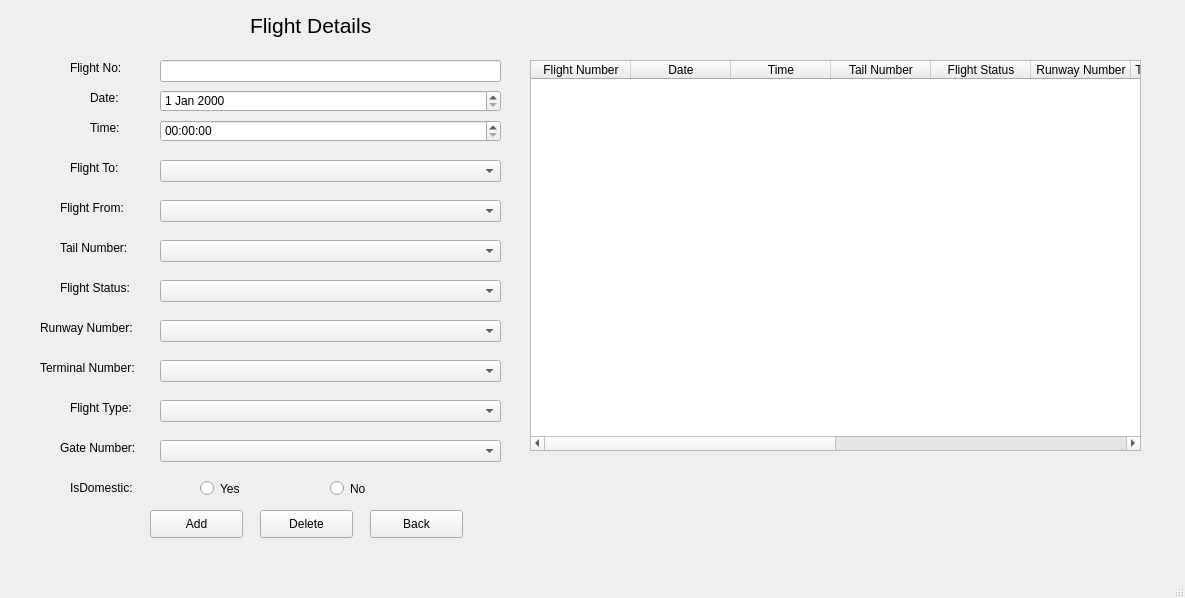
Muneeba-Badar/DB-Final-Project, file flight.ui: the form before one commit.
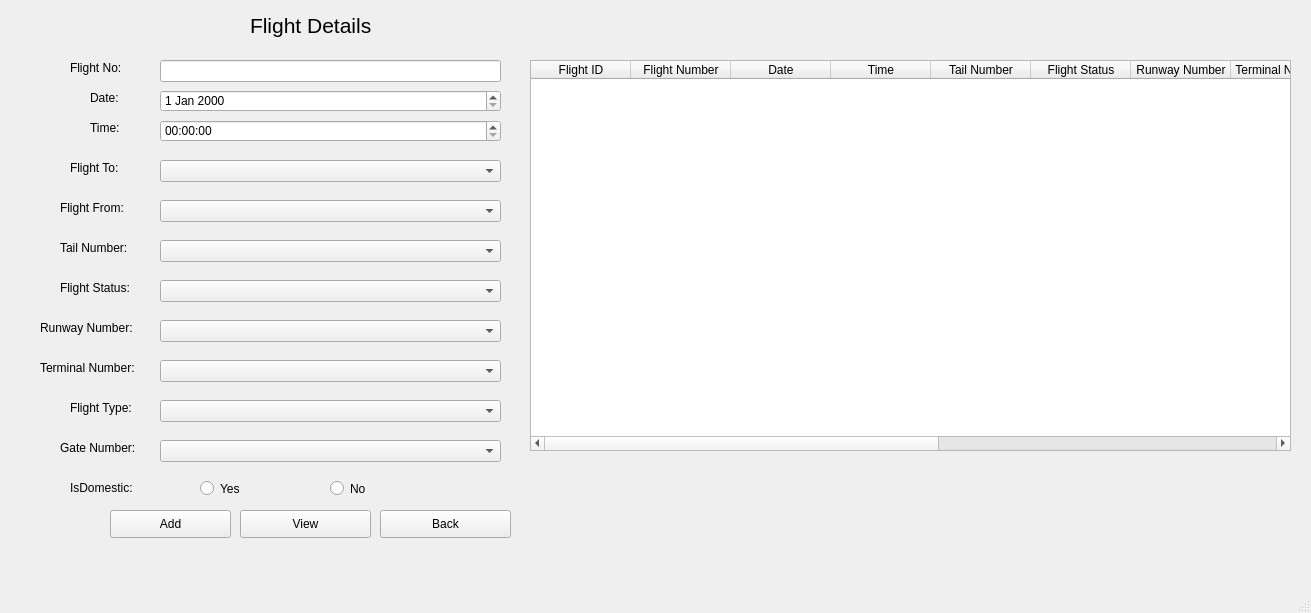
The form after the commit.

What changed in the file:
```diff
--- a/flight.ui
+++ b/flight.ui
@@ -6,8 +6,8 @@
    <rect>
     <x>0</x>
     <y>0</y>
-    <width>1185</width>
-    <height>598</height>
+    <width>1311</width>
+    <height>613</height>
    </rect>
   </property>
   <property name="windowTitle">
@@ -287,30 +287,12 @@
      <string>IsDomestic:</string>
     </property>
    </widget>
-   <widget class="QPushButton" name="pushButton_2">
-    <property name="geometry">
-     <rect>
-      <x>260</x>
-      <y>510</y>
-      <width>93</width>
-      <height>28</height>
-     </rect>
-    </property>
-    <property name="font">
-     <font>
-      <pointsize>9</pointsize>
-     </font>
-    </property>
-    <property name="text">
-     <string>Delete</string>
-    </property>
-   </widget>
    <widget class="QPushButton" name="flightBack">
     <property name="geometry">
      <rect>
-      <x>370</x>
+      <x>380</x>
       <y>510</y>
-      <width>93</width>
+      <width>131</width>
       <height>28</height>
      </rect>
     </property>
@@ -326,9 +308,9 @@
    <widget class="QPushButton" name="flightAddBtn">
     <property name="geometry">
      <rect>
-      <x>150</x>
+      <x>110</x>
       <y>510</y>
-      <width>93</width>
+      <width>121</width>
       <height>28</height>
      </rect>
     </property>
@@ -508,10 +490,15 @@
      <rect>
       <x>530</x>
       <y>60</y>
-      <width>611</width>
+      <width>761</width>
       <height>391</height>
      </rect>
     </property>
+    <column>
+     <property name="text">
+      <string>Flight ID</string>
+     </property>
+    </column>
     <column>
      <property name="text">
       <string>Flight Number</string>
@@ -573,6 +560,24 @@
      </property>
     </column>
    </widget>
+   <widget class="QPushButton" name="flightView">
+    <property name="geometry">
+     <rect>
+      <x>240</x>
+      <y>510</y>
+      <width>131</width>
+      <height>28</height>
+     </rect>
+    </property>
+    <property name="font">
+     <font>
+      <pointsize>9</pointsize>
+     </font>
+    </property>
+    <property name="text">
+     <string>View</string>
+    </property>
+   </widget>
   </widget>
   <widget class="QMenuBar" name="menubar">
    <property name="geometry">
```
Left out of the diff: 4 changed lines with no effect on the pictures.
